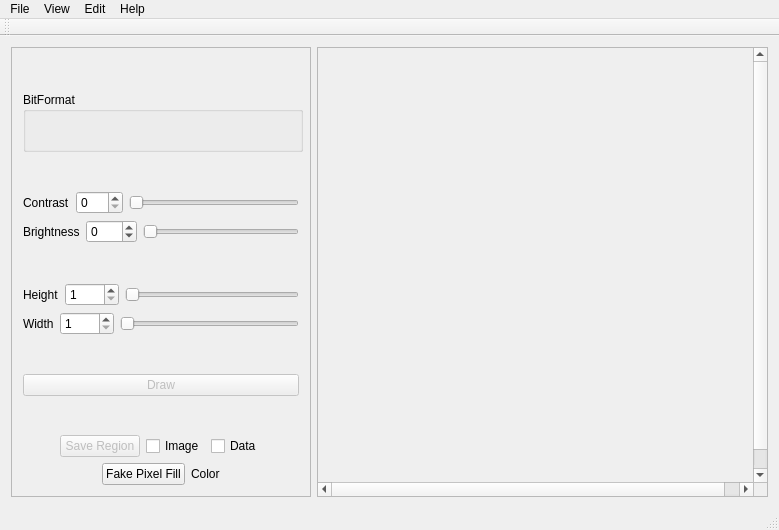
ElfoLiNk/ImageStenography, file mainwindow.ui: the form before one commit.
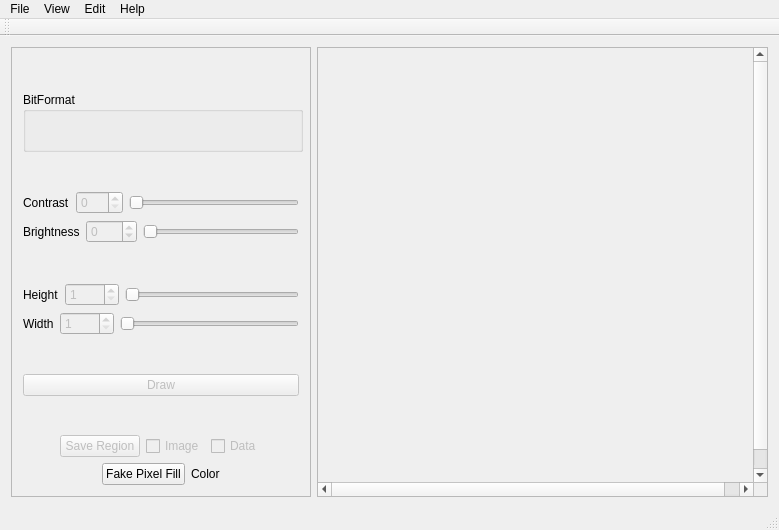
The form after the commit.

```diff
--- a/mainwindow.ui
+++ b/mainwindow.ui
@@ -203,6 +203,9 @@
          </item>
          <item>
           <widget class="QSpinBox" name="contrastSpinBox">
+           <property name="enabled">
+            <bool>false</bool>
+           </property>
            <property name="maximum">
             <number>100</number>
            </property>
@@ -231,6 +234,9 @@
          </item>
          <item>
           <widget class="QSpinBox" name="brightnessSpinBox">
+           <property name="enabled">
+            <bool>false</bool>
+           </property>
            <property name="minimum">
             <number>-255</number>
            </property>
@@ -278,6 +284,9 @@
          </item>
          <item>
           <widget class="QSpinBox" name="heightSpinBox">
+           <property name="enabled">
+            <bool>false</bool>
+           </property>
            <property name="minimum">
             <number>1</number>
            </property>
@@ -312,6 +321,9 @@
          </item>
          <item>
           <widget class="QSpinBox" name="widthSpinBox">
+           <property name="enabled">
+            <bool>false</bool>
+           </property>
            <property name="minimum">
             <number>1</number>
            </property>
@@ -398,6 +410,9 @@
          </item>
          <item>
           <widget class="QCheckBox" name="imageCheckBox">
+           <property name="enabled">
+            <bool>false</bool>
+           </property>
            <property name="text">
             <string>Image</string>
            </property>
@@ -405,6 +420,9 @@
          </item>
          <item>
           <widget class="QCheckBox" name="dataCheckBox">
+           <property name="enabled">
+            <bool>false</bool>
+           </property>
            <property name="text">
             <string>Data</string>
            </property>
```
Left out of the diff: 27 changed lines with no effect on the pictures.
